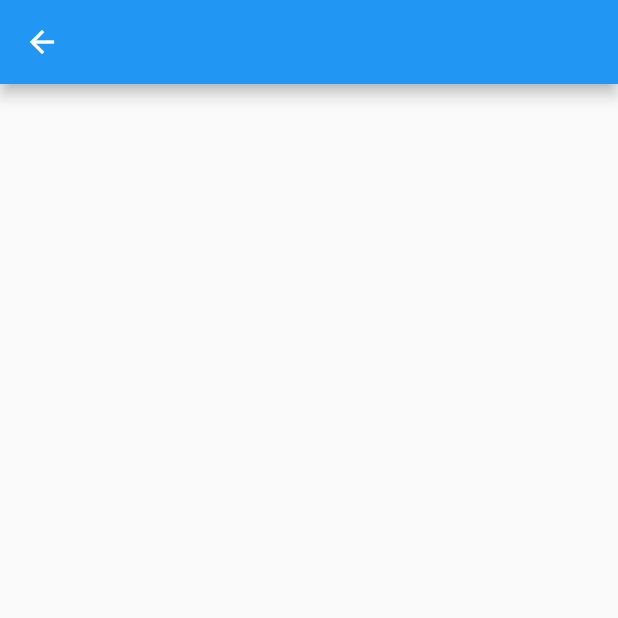
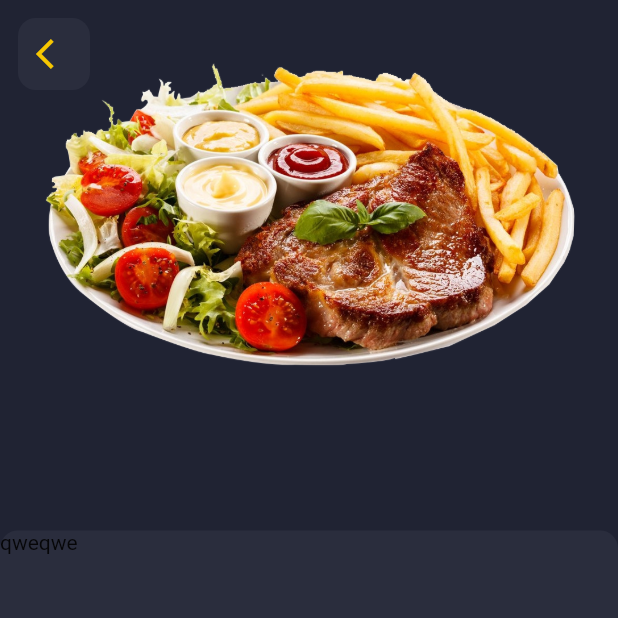
Before and after one commit to evgesha1247/eda2, a Flutter app: the DishDetaild screen opened directly, on a phone screen of 412 x 824 dp, the top half of it. Run offline on Flutter 3.47's test engine with Material 2 defaults, Android fonts, the phone set to English and light mode, and no system bars; our stand-ins replace hive, hive_flutter; missing offline and left inert: bottom_nav_bar; accounts and stored records are empty; statements that could not run were skipped.

Commit message:
думаю над видом скрина с подробным описанием блюда

```diff
--- a/lib/ui/screens/dish_detailed/dish_detailed_model.dart
+++ b/lib/ui/screens/dish_detailed/dish_detailed_model.dart
@@ -3,4 +3,8 @@ import 'package:flutter/material.dart';
 class DishDetailedModel extends ChangeNotifier {
   int dishKey;
   DishDetailedModel({required this.dishKey});
+
+  void showMenu(context) {
+    Navigator.of(context).pop();
+  }
 }
--- a/lib/ui/screens/dish_detailed/dish_detailed_screen.dart
+++ b/lib/ui/screens/dish_detailed/dish_detailed_screen.dart
@@ -1,5 +1,6 @@
 import 'package:flutter/material.dart';
 import 'package:provider/provider.dart';
+import 'package:text/ui/theme/theme_app.dart';
 import 'dish_detailed_model.dart';
 
 class DishDetailedScreen extends StatefulWidget {
@@ -39,7 +40,59 @@ class DishDetaild extends StatelessWidget {
   @override
   Widget build(BuildContext context) {
     return Scaffold(
-      appBar: AppBar(),
+      body: Column(
+        children: [
+          Padding(
+            padding: EdgeInsets.all(ThemeApp.kInterval),
+            child: Stack(
+              children: [
+                //////////картинка///////////////
+
+                SizedBox(
+                  height: MediaQuery.of(context).size.height * 0.4,
+                  width: double.infinity,
+                  child: Image.asset(
+                    'assets/imgs/food5.png',
+                    fit: BoxFit.contain,
+                    alignment: Alignment.topCenter,
+                  ),
+                ),
+
+                //////////кнопка назад ///////////////
+
+                GestureDetector(
+                  onTap: () => model.showMenu(context),
+                  child: Container(
+                    decoration: const BoxDecoration(
+                      color: ThemeApp.kFrontColor,
+                      borderRadius: BorderRadius.all(
+                        Radius.circular(ThemeApp.kRadius),
+                      ),
+                    ),
+                    padding: const EdgeInsets.all(ThemeApp.kInterval),
+                    child: const Icon(
+                      Icons.arrow_back_ios,
+                      color: ThemeApp.kAccent,
+                    ),
+                  ),
+                ),
+              ],
+            ),
+          ),
+          Expanded(
+            child: Container(
+              width: double.infinity,
+              decoration: const BoxDecoration(
+                color: ThemeApp.kFrontColor,
+                borderRadius: BorderRadius.all(
+                  Radius.circular(ThemeApp.kRadius),
+                ),
+              ),
+              child: Text('qweqwe'),
+            ),
+          ),
+        ],
+      ),
     );
   }
 }
--- a/lib/ui/widgets/app/my_app_widget.dart
+++ b/lib/ui/widgets/app/my_app_widget.dart
@@ -1,5 +1,6 @@
 import 'package:flutter/material.dart';
 import 'package:text/ui/navigations/main_navigation.dart';
+import 'package:text/ui/theme/theme_app.dart';
 
 class MyAppWidget extends StatelessWidget {
   const MyAppWidget({Key? key}) : super(key: key);
@@ -8,7 +9,7 @@ class MyAppWidget extends StatelessWidget {
     final mainNavigation = MainNavigation();
     return MaterialApp(
       title: 'flutter app',
-      theme: ThemeData(),
+      theme: ThemeData(scaffoldBackgroundColor: ThemeApp.kBGColor),
       routes: mainNavigation.routes,
       initialRoute: mainNavigation.initialRoute,
       onGenerateRoute: mainNavigation.onGenerateRoute,
```
